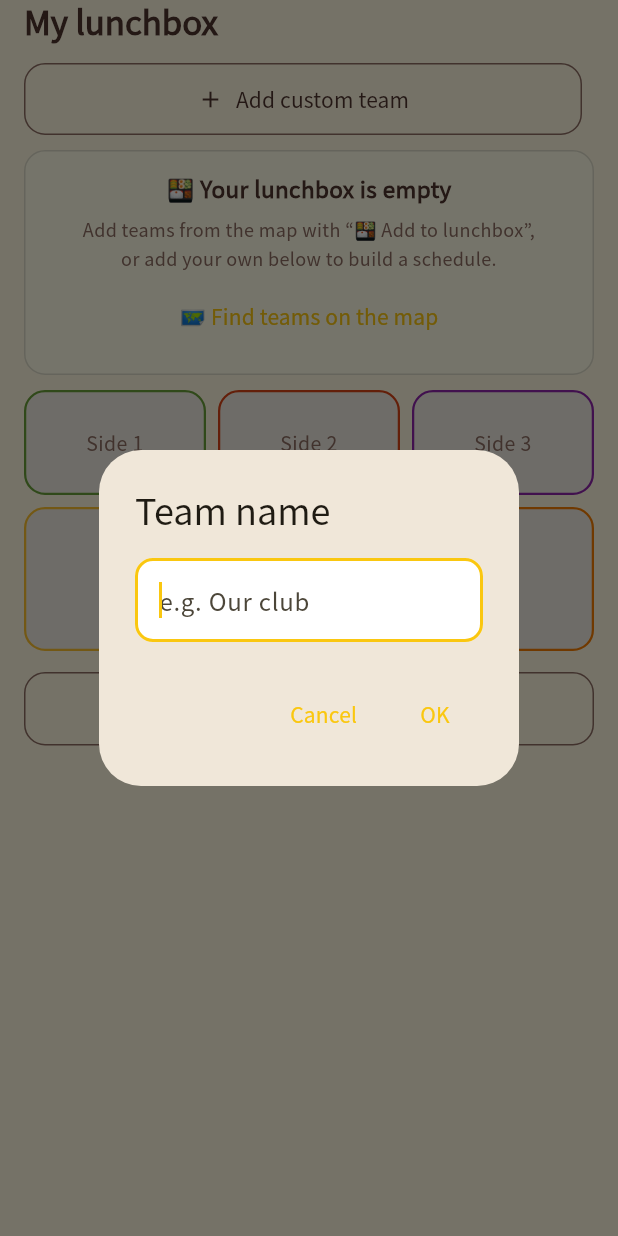
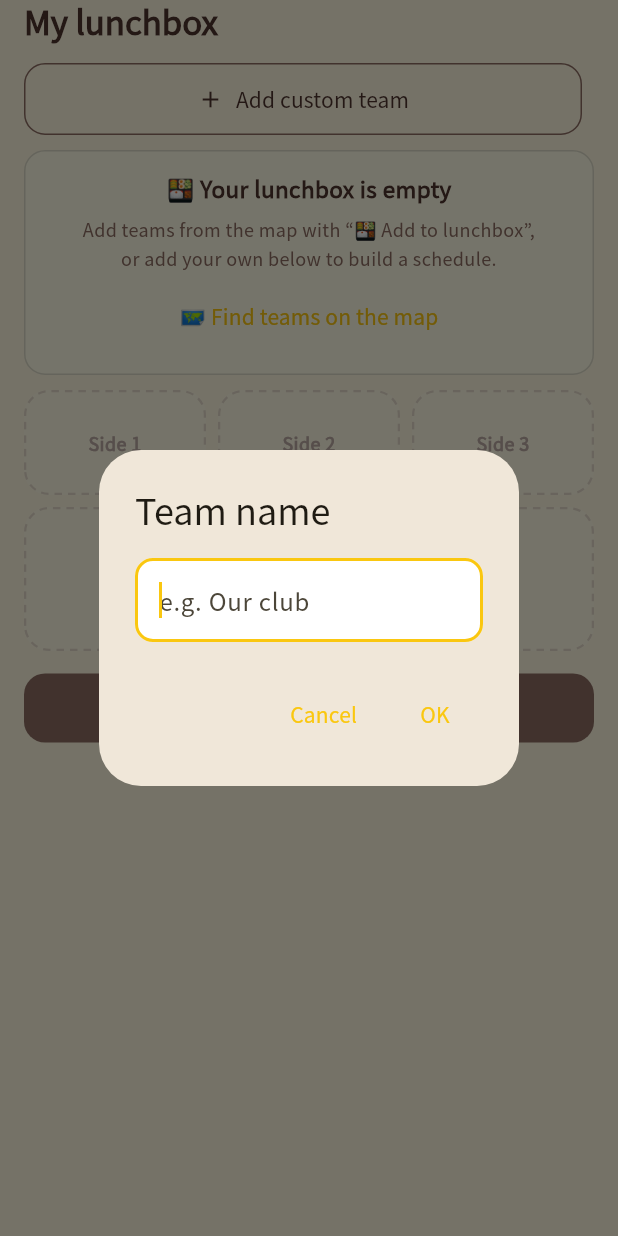
Before and after one commit to nulloongzi/null_oongzi-do-app, a Flutter app: the LunchboxScreen widget shown alone on an empty page, opened directly, after a tap on "Add custom team", on a phone screen of 412 x 824 dp. Run offline on Flutter 3.47's test engine with Material 3 defaults, Android fonts, the phone set to English and light mode, and no system bars; our stand-ins replace app_links, cloud_firestore, cloud_functions, firebase_analytics, firebase_auth, firebase_core and 9 more; missing offline and left inert: appinio_social_share, flutter_naver_map; accounts and stored records are empty.

Commit message:
style(personalization): 웹 CSS 정밀 정합 — 슬롯/식단표/네임카드 비주얼·포장하기 인캡처
도시락:
- 슬롯 규칙을 웹 .lb-cell에 정합 — 빈 칸=회색 점선(CustomPaint dashed)·연베이지 바탕,
  채움=흰 배경+노란 2px 실선, 선택=urgent 테두리+#ffecb3, ✕=빨강 흰테 원형(-8,-8)
식단표:
- 토글을 누룽지 브라운 채움 버튼+흰 텍스트로, 펼침 영역을 흰 카드 컨테이너로
- 일정 블록에 얕은 그림자
원산지:
- 워터마크 색 #BCAAA4, 대표팀 배지=흰 알약(r20)+그림자, 로그아웃=회색 채움(우선순위↓)
- 🎁 포장하기: ShareImageScreen 라우트 → 네임카드 본체만 RepaintBoundary 인캡처 후 공유

```diff
--- a/lib/screens/lunchbox_screen.dart
+++ b/lib/screens/lunchbox_screen.dart
@@ -265,11 +265,15 @@ class _LunchboxScreenState extends State<LunchboxScreen> {
                   ),
                 ),
               const SizedBox(height: 14),
-              // 📅 식단표 토글 + 애니메이션 펼침
+              // 📅 식단표 토글(브라운 채움 버튼) + 애니메이션 펼침
               SizedBox(
                 width: double.infinity,
-                child: OutlinedButton(
+                child: ElevatedButton(
                   onPressed: () => setState(() => _showDiet = !_showDiet),
+                  style: ElevatedButton.styleFrom(
+                    backgroundColor: NurungjiColors.brown,
+                    foregroundColor: Colors.white,
+                  ),
                   child: Text(_showDiet ? t('lb_diet_close') : t('lb_diet_open')),
                 ),
               ),
@@ -278,8 +282,19 @@ class _LunchboxScreenState extends State<LunchboxScreen> {
                 curve: Curves.easeInOutCubic,
                 alignment: Alignment.topCenter,
                 child: _showDiet
-                    ? Padding(
-                        padding: const EdgeInsets.only(top: 12),
+                    ? Container(
+                        margin: const EdgeInsets.only(top: 12),
+                        padding: const EdgeInsets.all(12),
+                        decoration: BoxDecoration(
+                          color: Colors.white,
+                          borderRadius: BorderRadius.circular(16),
+                          boxShadow: const [
+                            BoxShadow(
+                                color: Color(0x0F000000),
+                                blurRadius: 12,
+                                offset: Offset(0, 4)),
+                          ],
+                        ),
                         child: Column(
                           crossAxisAlignment: CrossAxisAlignment.stretch,
                           mainAxisSize: MainAxisSize.min,
@@ -393,58 +408,91 @@ class _LunchboxScreenState extends State<LunchboxScreen> {
             : (r.isCustom ? '🍙 ${r.name}' : r.name));
     final selected = _selectedSlot == i;
 
-    return GestureDetector(
-      onTap: () => _onSlotTap(i),
-      child: AnimatedContainer(
-        duration: const Duration(milliseconds: 150),
-        padding: const EdgeInsets.all(10),
-        decoration: BoxDecoration(
-          color: filled ? kSlotBg[i] : NurungjiColors.chipBg,
-          borderRadius: BorderRadius.circular(14),
-          border: Border.all(
-            color: selected ? NurungjiColors.teal : kSlotBorder[i],
-            width: selected ? 3 : 1.5,
-          ),
-        ),
-        child: Stack(
+    // 웹 .lb-cell 규칙: 빈 칸=회색 점선, 채움=흰 배경+노란 실선, 선택=urgent+#ffecb3.
+    final content = Stack(
       clipBehavior: Clip.none,
       children: [
-            Align(
-              alignment: Alignment.center,
+        Center(
           child: Text(
             label,
             textAlign: TextAlign.center,
             maxLines: 2,
             overflow: TextOverflow.ellipsis,
             style: TextStyle(
-                  fontSize: 13,
-                  fontWeight: filled ? FontWeight.w700 : FontWeight.w500,
-                  color: filled ? NurungjiColors.dark : NurungjiColors.brown,
+              fontSize: filled ? 13 : 12,
+              fontWeight: filled ? FontWeight.w700 : FontWeight.w600,
+              color: filled ? NurungjiColors.dark : const Color(0xFFBCAAA4),
             ),
           ),
         ),
         if (_editMode && filled)
           Positioned(
-                top: -4,
-                right: -4,
+            top: -8,
+            right: -8,
             child: GestureDetector(
               onTap: () => _removeSlot(i),
               child: Container(
-                    width: 22,
-                    height: 22,
-                    decoration: const BoxDecoration(
-                      color: NurungjiColors.urgent,
+                width: 24,
+                height: 24,
+                decoration: BoxDecoration(
+                  color: const Color(0xFFFF5252),
                   shape: BoxShape.circle,
+                  border: Border.all(color: Colors.white, width: 2),
+                  boxShadow: const [
+                    BoxShadow(
+                        color: Color(0x66FF5252),
+                        blurRadius: 8,
+                        offset: Offset(0, 3)),
+                  ],
                 ),
-                    child: const Icon(Icons.close,
-                        size: 14, color: Colors.white),
+                child: const Icon(Icons.close, size: 13, color: Colors.white),
               ),
             ),
           ),
       ],
+    );
+
+    final inner = filled
+        ? AnimatedContainer(
+            duration: const Duration(milliseconds: 200),
+            padding: const EdgeInsets.all(8),
+            decoration: BoxDecoration(
+              color: selected ? const Color(0xFFFFECB3) : Colors.white,
+              borderRadius: BorderRadius.circular(16),
+              border: Border.all(
+                color:
+                    selected ? NurungjiColors.urgent : NurungjiColors.yellow,
+                width: 2,
               ),
+              boxShadow: [
+                BoxShadow(
+                  color: selected
+                      ? const Color(0x33FF7043)
+                      : const Color(0x0A000000),
+                  blurRadius: selected ? 15 : 12,
+                  offset: const Offset(0, 4),
+                ),
+              ],
+            ),
+            child: content,
+          )
+        : CustomPaint(
+            foregroundPainter: _DashedRRectPainter(
+              color: const Color(0x66BCAAA4),
+              radius: 16,
+              strokeWidth: 1.5,
+            ),
+            child: Container(
+              padding: const EdgeInsets.all(8),
+              decoration: BoxDecoration(
+                color: const Color(0x80FFFDE7),
+                borderRadius: BorderRadius.circular(16),
+              ),
+              child: content,
             ),
           );
+
+    return GestureDetector(onTap: () => _onSlotTap(i), child: inner);
   }
 
   /// 식단표 색상 범례: 담은 팀 ↔ 칸 색 매핑.
@@ -497,3 +545,50 @@ class _LunchboxScreenState extends State<LunchboxScreen> {
     return out;
   }
 }
+
+/// 빈 슬롯 점선 테두리(웹 .lb-cell.empty의 dashed border 재현).
+class _DashedRRectPainter extends CustomPainter {
+  final Color color;
+  final double radius;
+  final double strokeWidth;
+  final double dashWidth;
+  final double dashGap;
+  _DashedRRectPainter({
+    required this.color,
+    required this.radius,
+    required this.strokeWidth,
+    this.dashWidth = 5,
+    this.dashGap = 4,
+  });
+
+  @override
+  void paint(Canvas canvas, Size size) {
+    final paint = Paint()
+      ..color = color
+      ..style = PaintingStyle.stroke
+      ..strokeWidth = strokeWidth;
+    final inset = strokeWidth / 2;
+    final rrect = RRect.fromRectAndRadius(
+      Rect.fromLTWH(inset, inset, size.width - strokeWidth, size.height - strokeWidth),
+      Radius.circular(radius),
+    );
+    final path = Path()..addRRect(rrect);
+    for (final metric in path.computeMetrics()) {
+      var dist = 0.0;
+      while (dist < metric.length) {
+        final next = dist + dashWidth;
+        canvas.drawPath(
+          metric.extractPath(dist, next.clamp(0, metric.length)),
+          paint,
+        );
+        dist = next + dashGap;
+      }
+    }
+  }
+
+  @override
+  bool shouldRepaint(_DashedRRectPainter old) =>
+      old.color != color ||
+      old.radius != radius ||
+      old.strokeWidth != strokeWidth;
+}
--- a/lib/widgets/diet_grid.dart
+++ b/lib/widgets/diet_grid.dart
@@ -224,6 +224,10 @@ class DietGrid extends StatelessWidget {
           color: _slotBg[slot],
           borderRadius: BorderRadius.circular(4),
           border: Border(left: BorderSide(color: _slotBorder[slot], width: 3)),
+          boxShadow: const [
+            BoxShadow(
+                color: Color(0x14000000), blurRadius: 3, offset: Offset(0, 1)),
+          ],
         ),
         child: Text(
           team.isCustom ? '🍙${team.name}' : team.name,
```
Also changed, not shown: lib/screens/profile_screen.dart (+59 -20 lines). Lines whose indentation alone changed are shown as unchanged.
